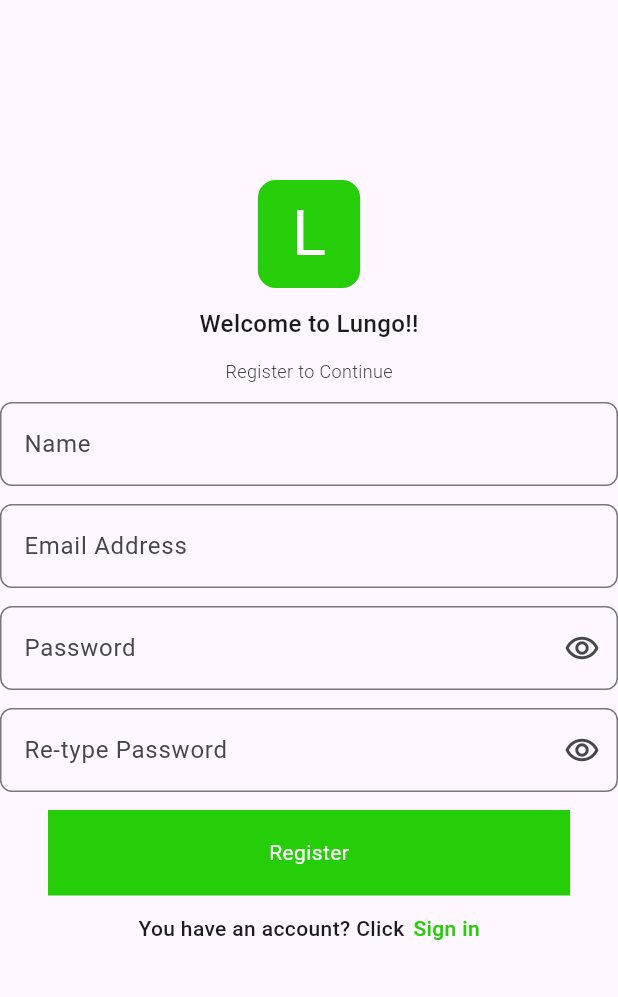
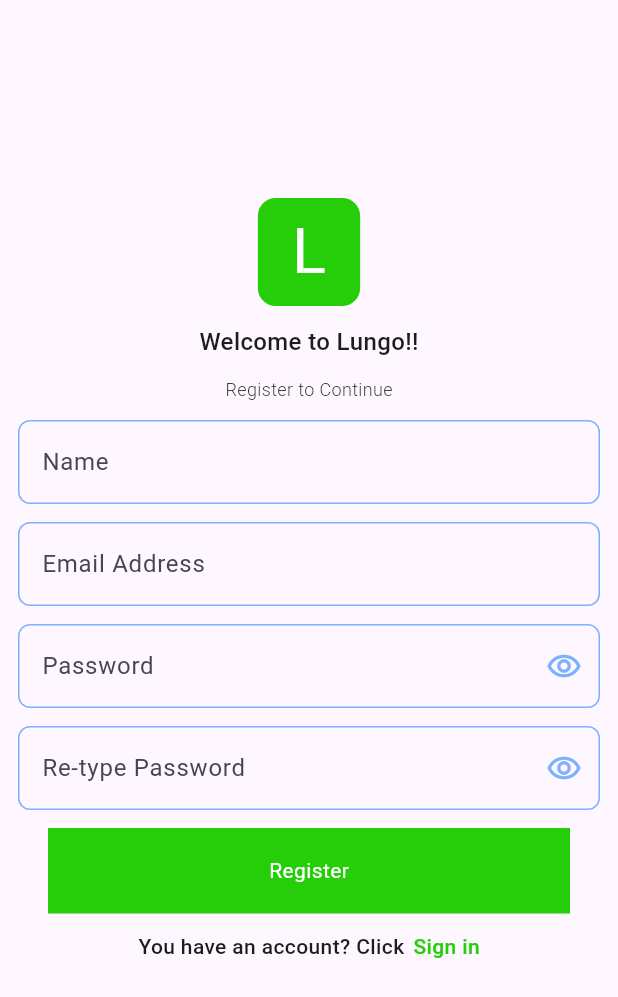
Before and after one commit to AnkitAch1232/Lungo, a Flutter app: the screen it shows after launch, after a tap on "Register", on a phone screen of 412 x 824 dp. Shown: the top 997 px of the screen. Run offline on Flutter 3.47's test engine with Material 3 defaults, Android fonts, the phone set to English and light mode, and no system bars; our stand-ins replace firebase_auth, firebase_core; accounts and stored records are empty; network calls fail.

Commit message:
first commit

```diff
--- a/lib/main.dart
+++ b/lib/main.dart
@@ -1,13 +1,19 @@
+import 'package:firebase_auth/firebase_auth.dart';
 import 'package:firebase_core/firebase_core.dart';
+import 'package:firebase_demo/screens/home_screen.dart';
+import 'package:firebase_demo/screens/login_screen.dart';
 import 'package:firebase_demo/splash/Intro_screen.dart';
 import 'package:flutter/material.dart';
 import 'firebase_options.dart';
 
 void main() async {
-  runApp(const MyApp());
+  WidgetsFlutterBinding.ensureInitialized();
+
   await Firebase.initializeApp(
     options: DefaultFirebaseOptions.currentPlatform,
   );
+
+  runApp(const MyApp());
 }
 
 class MyApp extends StatelessWidget {
@@ -37,7 +43,16 @@ class MyApp extends StatelessWidget {
           colorScheme: ColorScheme.fromSeed(seedColor: Colors.deepPurple),
           useMaterial3: true,
         ),
-      home: IntroScreen(),
+        home: StreamBuilder(
+          stream: FirebaseAuth.instance.authStateChanges(),
+          builder: (context, snapshot) {
+            if (snapshot.hasData) {
+              return HomeScreen();
+            } else {
+              return LoginScreen();
+            }
+          },
+        )
         //const MyHomePage(title: 'Flutter Demo Home Page'),
         );
   }
--- a/lib/screens/login_screen.dart
+++ b/lib/screens/login_screen.dart
@@ -1,3 +1,4 @@
+import 'package:firebase_demo/services/auth_service.dart';
 import 'package:flutter/material.dart';
 import 'signin_screen.dart';
 
@@ -11,11 +12,17 @@ class LoginScreen extends StatefulWidget {
 class _LoginScreenState extends State<LoginScreen> {
   @override
   Widget build(BuildContext context) {
+    TextEditingController _emailController = TextEditingController();
+    TextEditingController _passwordController = TextEditingController();
+
     return SafeArea(
       child: Scaffold(
-        body: Column(
+        body: Padding(
+          padding: const EdgeInsets.all(12.0),
+          child: SingleChildScrollView(
+            child: Column(
               children: [
-            SizedBox(
+                const SizedBox(
                   height: 120,
                 ),
                 Container(
@@ -23,9 +30,9 @@ class _LoginScreenState extends State<LoginScreen> {
                   width: 68.21,
                   decoration: BoxDecoration(
                     borderRadius: BorderRadius.circular(12),
-                color: Color(0xff25CE09),
+                    color: const Color(0xff25CE09),
                   ),
-              child: Center(
+                  child: const Center(
                     child: Text(
                       "L",
                       style: TextStyle(
@@ -35,66 +42,89 @@ class _LoginScreenState extends State<LoginScreen> {
                     ),
                   ),
                 ),
-            SizedBox(
+                const SizedBox(
                   height: 12,
                 ),
-            Text(
+                const Text(
                   "Welcome to Lungo!!",
                   style: TextStyle(
                     fontSize: 16,
                     fontWeight: FontWeight.w500,
                   ),
                 ),
-            SizedBox(
+                const SizedBox(
                   height: 12,
                 ),
-            Text(
+                const Text(
                   "Login to Continue",
                   style: TextStyle(
                     fontSize: 12,
                     fontWeight: FontWeight.w300,
                   ),
                 ),
-            SizedBox(
+                const SizedBox(
                   height: 12,
                 ),
                 TextField(
+                  controller: _emailController,
                   decoration: InputDecoration(
                     hintText: "Email Address",
-                border: OutlineInputBorder(
-                  borderSide: BorderSide(
+                    enabledBorder: OutlineInputBorder(
+                      borderSide: const BorderSide(
                         color: Color(0xff7CB1FF),
+                        width: 1.0,
                       ),
                       borderRadius: BorderRadius.circular(8),
                     ),
                   ),
                 ),
-            SizedBox(
+                const SizedBox(
                   height: 12,
                 ),
                 TextField(
+                  controller: _passwordController,
                   obscureText: true,
                   decoration: InputDecoration(
                     hintText: "Password",
-                suffixIcon: Icon(Icons.remove_red_eye_outlined),
-                border: OutlineInputBorder(
-                  borderSide: BorderSide(
+                    suffixIcon: const Icon(
+                      Icons.remove_red_eye_outlined,
                       color: Color(0xff7CB1FF),
                     ),
+                    enabledBorder: OutlineInputBorder(
+                      borderSide: const BorderSide(
+                          color: Color(0xff7CB1FF), width: 1.0),
                       borderRadius: BorderRadius.circular(8),
                     ),
                   ),
                 ),
-            SizedBox(
+                const SizedBox(
                   height: 22,
                 ),
-            Container(
+                InkWell(
+                  onTap: () async {
+                    try {
+                      await AuthService().login(
+                          _emailController.text, _passwordController.text);
+                      ScaffoldMessenger.of(context).showSnackBar(
+                        SnackBar(
+                          backgroundColor: Colors.green,
+                          content: Text(
+                            "Login SUccessfully",
+                          ),
+                        ),
+                      );
+                      //Navigator.pop(context);
+                    } catch (e) {
+                      print("Enter logging in because of $e");
+                    }
+                  },
+                  child: Container(
                     height: 57,
                     width: 348,
-              decoration: BoxDecoration(color: Color(0xff1FA309)),
-              child: Center(
+                    decoration: const BoxDecoration(color: Color(0xff1FA309)),
+                    child: const Center(
                       child: Text(
-                  "Sign In",
+                        "Login",
                         style: TextStyle(
                           fontSize: 14,
                           fontWeight: FontWeight.w400,
@@ -103,7 +133,8 @@ class _LoginScreenState extends State<LoginScreen> {
                       ),
                     ),
                   ),
-            SizedBox(
+                ),
+                const SizedBox(
                   height: 12,
                 ),
                 Container(
@@ -123,7 +154,7 @@ class _LoginScreenState extends State<LoginScreen> {
                         Image.asset(
                           "assets/images/google.png",
                         ),
-                    Text(
+                        const Text(
                           "Sign in with Google",
                           style: TextStyle(
                             fontSize: 13,
@@ -134,28 +165,30 @@ class _LoginScreenState extends State<LoginScreen> {
                     ),
                   ),
                 ),
-            SizedBox(
+                const SizedBox(
                   height: 12,
                 ),
                 Row(
                   mainAxisAlignment: MainAxisAlignment.center,
                   children: [
-                Text(
+                    const Text(
                       "Don't have account? Click",
                       style: TextStyle(
                         fontSize: 14,
                         fontWeight: FontWeight.w500,
                       ),
                     ),
-                SizedBox(
+                    const SizedBox(
                       width: 6,
                     ),
                     InkWell(
                       onTap: () {
-                    Navigator.push(context,
-                        MaterialPageRoute(builder: (_) => SigninScreen()));
+                        Navigator.push(
+                            context,
+                            MaterialPageRoute(
+                                builder: (_) => const SigninScreen()));
                       },
-                  child: Text(
+                      child: const Text(
                         "Register",
                         style: TextStyle(
                           fontSize: 14,
@@ -166,10 +199,10 @@ class _LoginScreenState extends State<LoginScreen> {
                     ),
                   ],
                 ),
-            SizedBox(
+                const SizedBox(
                   height: 12,
                 ),
-            Row(
+                const Row(
                   mainAxisAlignment: MainAxisAlignment.center,
                   children: [
                     Text(
@@ -195,6 +228,8 @@ class _LoginScreenState extends State<LoginScreen> {
               ],
             ),
           ),
+        ),
+      ),
     );
   }
 }
--- a/lib/screens/signin_screen.dart
+++ b/lib/screens/signin_screen.dart
@@ -1,3 +1,6 @@
+import 'package:firebase_auth/firebase_auth.dart';
+import 'package:firebase_demo/main.dart';
+import 'package:firebase_demo/services/auth_service.dart';
 import 'package:flutter/material.dart';
 
 import 'login_screen.dart';
@@ -12,9 +15,16 @@ class SigninScreen extends StatefulWidget {
 class _SigninScreenState extends State<SigninScreen> {
   @override
   Widget build(BuildContext context) {
+    TextEditingController _nameController = TextEditingController();
+    TextEditingController _passwordController = TextEditingController();
+    TextEditingController _emailController = TextEditingController();
+    TextEditingController _rePasswordController = TextEditingController();
     return SafeArea(
       child: Scaffold(
-        body: Column(
+        body: Padding(
+          padding: const EdgeInsets.all(12.0),
+          child: SingleChildScrollView(
+            child: Column(
               children: [
                 SizedBox(
                   height: 120,
@@ -60,12 +70,12 @@ class _SigninScreenState extends State<SigninScreen> {
                   height: 12,
                 ),
                 TextField(
+                  controller: _nameController,
                   decoration: InputDecoration(
                     hintText: "Name",
-                border: OutlineInputBorder(
-                  borderSide: BorderSide(
-                    color: Color(0xff7CB1FF),
-                  ),
+                    enabledBorder: OutlineInputBorder(
+                      borderSide: const BorderSide(
+                          color: Color(0xff7CB1FF), width: 1.0),
                       borderRadius: BorderRadius.circular(8),
                     ),
                   ),
@@ -74,12 +84,12 @@ class _SigninScreenState extends State<SigninScreen> {
                   height: 12,
                 ),
                 TextField(
+                  controller: _emailController,
                   decoration: InputDecoration(
                     hintText: "Email Address",
-                border: OutlineInputBorder(
-                  borderSide: BorderSide(
-                    color: Color(0xff7CB1FF),
-                  ),
+                    enabledBorder: OutlineInputBorder(
+                      borderSide: const BorderSide(
+                          color: Color(0xff7CB1FF), width: 1.0),
                       borderRadius: BorderRadius.circular(8),
                     ),
                   ),
@@ -88,15 +98,18 @@ class _SigninScreenState extends State<SigninScreen> {
                   height: 12,
                 ),
                 TextField(
+                  controller: _passwordController,
                   obscureText: true,
                   decoration: InputDecoration(
                     hintText: "Password",
-                suffixIcon: Icon(Icons.remove_red_eye_outlined),
-                border: OutlineInputBorder(
-                  borderRadius: BorderRadius.circular(8),
-                  borderSide: BorderSide(
+                    suffixIcon: Icon(
+                      Icons.remove_red_eye_outlined,
                       color: Color(0xff7CB1FF),
                     ),
+                    enabledBorder: OutlineInputBorder(
+                      borderSide: const BorderSide(
+                          color: Color(0xff7CB1FF), width: 1.0),
+                      borderRadius: BorderRadius.circular(8),
                     ),
                   ),
                 ),
@@ -104,14 +117,17 @@ class _SigninScreenState extends State<SigninScreen> {
                   height: 12,
                 ),
                 TextField(
+                  controller: _rePasswordController,
                   obscureText: true,
                   decoration: InputDecoration(
                     hintText: "Re-type Password",
-                suffixIcon: Icon(Icons.remove_red_eye_outlined),
-                border: OutlineInputBorder(
-                  borderSide: BorderSide(
+                    suffixIcon: Icon(
+                      Icons.remove_red_eye_outlined,
                       color: Color(0xff7CB1FF),
                     ),
+                    enabledBorder: OutlineInputBorder(
+                      borderSide: const BorderSide(
+                          color: Color(0xff7CB1FF), width: 1.0),
                       borderRadius: BorderRadius.circular(8),
                     ),
                   ),
@@ -119,7 +135,34 @@ class _SigninScreenState extends State<SigninScreen> {
                 SizedBox(
                   height: 12,
                 ),
-            Container(
+                InkWell(
+                  onTap: () async {
+                    try {
+                      await AuthService()
+                          .Signup(
+                              _emailController.text, _passwordController.text)
+                          .then(
+                        (value) async{
+                         await FirebaseAuth.instance.currentUser!
+                              .updateDisplayName(_nameController.text);
+                          Navigator.push(context,
+                              MaterialPageRoute(builder: (_) => MyApp()));
+                        },
+                      );
+                      ScaffoldMessenger.of(context).showSnackBar(
+                        SnackBar(
+                          backgroundColor: Colors.green,
+                          content: Text(
+                            "Register Successfully",
+                          ),
+                        ),
+                      );
+                      //Navigator.pop(context);
+                    } catch (e) {
+                      print("Error signing in because of $e");
+                    }
+                  },
+                  child: Container(
                     height: 57,
                     width: 348,
                     decoration: BoxDecoration(
@@ -132,6 +175,7 @@ class _SigninScreenState extends State<SigninScreen> {
                           fontSize: 14,
                           fontWeight: FontWeight.w400,
                           color: Colors.white,
+                        ),
                       ),
                     ),
                   ),
@@ -171,6 +215,8 @@ class _SigninScreenState extends State<SigninScreen> {
               ],
             ),
           ),
+        ),
+      ),
     );
   }
 }
--- /dev/null
+++ b/lib/services/auth_service.dart
@@ -0,0 +1,13 @@
+import 'package:firebase_auth/firebase_auth.dart';
+
+class AuthService {
+  FirebaseAuth auth = FirebaseAuth.instance;
+
+  Future login(String email, String password) async {
+    await auth.signInWithEmailAndPassword(email: email, password: password);
+  }
+
+  Future Signup(String email, String password) async {
+    await auth.createUserWithEmailAndPassword(email: email, password: password);
+  }
+}
--- a/lib/splash/intro_screen.dart
+++ b/lib/splash/intro_screen.dart
@@ -7,25 +7,26 @@ class IntroScreen extends StatelessWidget {
 
   @override
   Widget build(BuildContext context) {
-    Future.delayed(Duration(milliseconds: 200), () {
-      Navigator.push(context, MaterialPageRoute(builder: (_) => LoginScreen()));
+    Future.delayed(const Duration(milliseconds: 800), () {
+      Navigator.push(
+          context, MaterialPageRoute(builder: (_) => const LoginScreen()));
     });
     return Scaffold(
-      backgroundColor: Color(0xff25CE09),
+      backgroundColor: const Color(0xff25CE09),
       body: Center(
         child: Container(
           height: 72,
           width: 68.21,
           decoration: BoxDecoration(
             borderRadius: BorderRadius.circular(12),
-            color: Color(0xff25CE09),
+            color: Colors.white,
           ),
-          child: Center(
+          child: const Center(
               child: Text(
             "L",
             style: TextStyle(
               fontSize: 42,
-              color: Colors.white,
+              color: Color(0xff25CE09),
             ),
           )),
         ),
--- a/pubspec.yaml
+++ b/pubspec.yaml
@@ -36,6 +36,7 @@ dependencies:
   # Use with the CupertinoIcons class for iOS style icons.
   cupertino_icons: ^1.0.6
   firebase_core: ^3.0.0
+  firebase_auth: ^5.1.2
 
 dev_dependencies:
   flutter_test:
```
Also changed, not shown: lib/screens/home_screen.dart (added, +34 -0 lines), pubspec.lock, 4 other files. Lines whose indentation alone changed are shown as unchanged.
